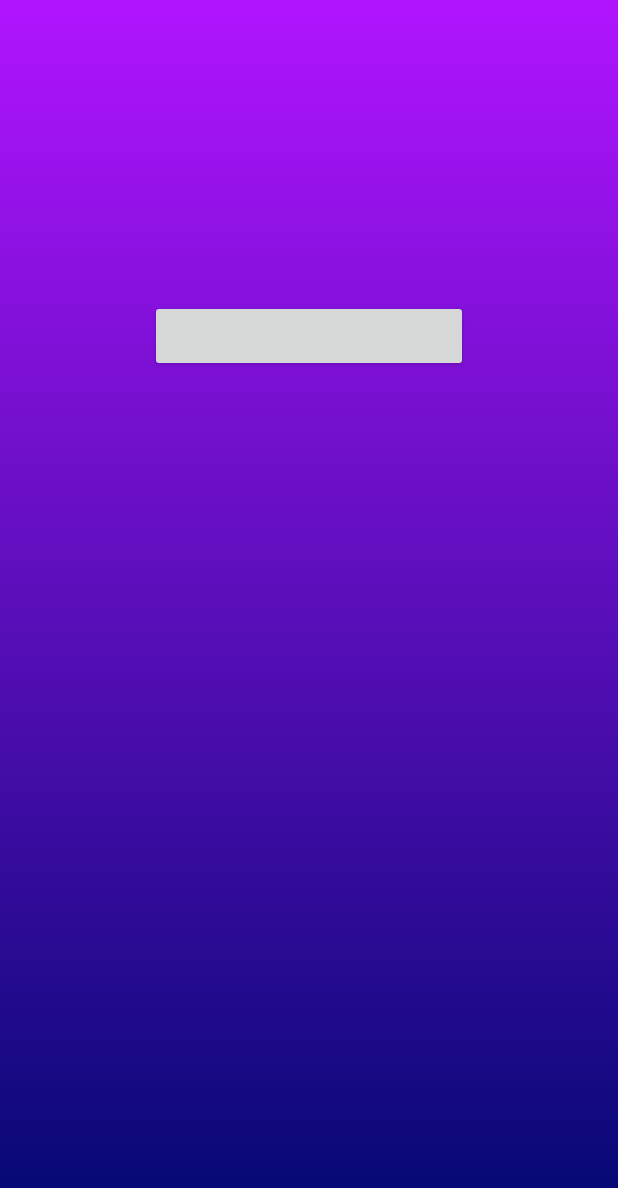
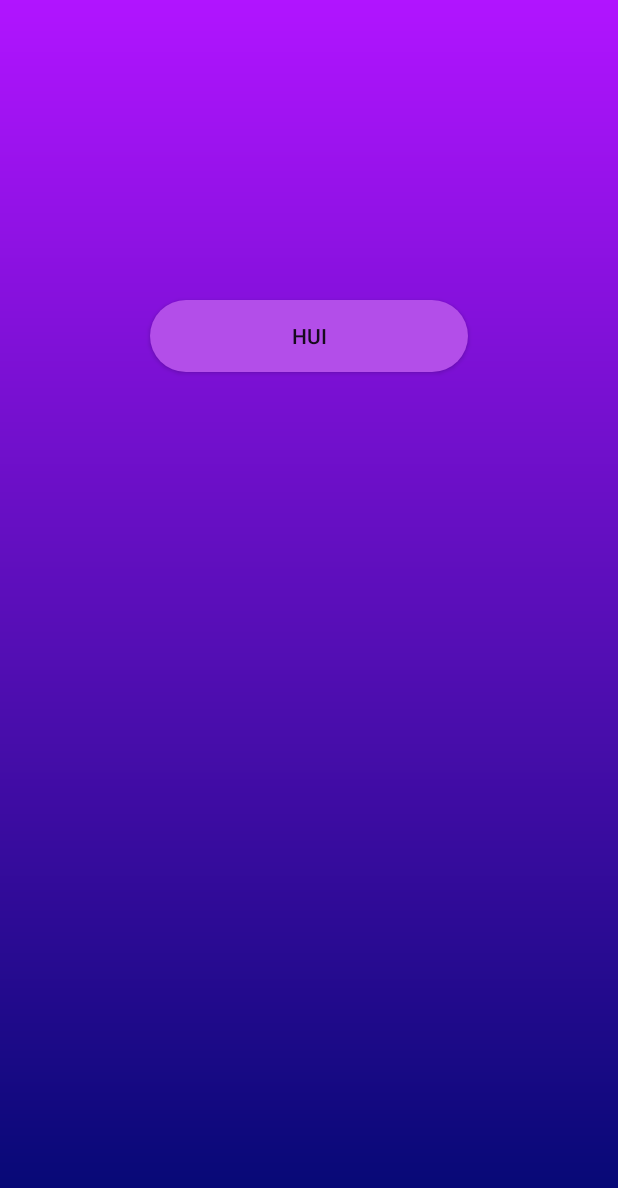
Before and after one commit to aliaxei/HandShakeVK, an Android app: the screen it shows after launch (MainActivity), on a phone screen of 412 x 824 dp. Shown: the top 1188 px of the screen. Run offline under Robolectric (Android 15) with nearby library versions, the phone set to English and light mode, and no system bars.

Commit message:
Interface was changed

```diff
--- a/app/src/main/java/com/example/myapplication/MainActivity.java
+++ b/app/src/main/java/com/example/myapplication/MainActivity.java
@@ -4,15 +4,20 @@ import android.content.Intent;
 import android.content.pm.ActivityInfo;
 import android.support.v7.app.AppCompatActivity;
 import android.os.Bundle;
+import android.view.MotionEvent;
 import android.view.View;
+import android.view.animation.Animation;
+import android.view.animation.AnimationUtils;
 import android.widget.Button;
 
 import com.example.myapplication.objects.StartButton;
 import com.example.myapplication.views.MainView;
 
-public class MainActivity extends AppCompatActivity implements View.OnClickListener {
+public class MainActivity extends AppCompatActivity implements View.OnTouchListener{
     MainView mainView;
     Button button1;
+    Animation animAlpha;
+
     @Override
     protected void onCreate(Bundle savedInstanceState) {
         super.onCreate(savedInstanceState);
@@ -21,19 +26,34 @@ public class MainActivity extends AppCompatActivity implements View.OnClickListe
         getWindow().getDecorView().setSystemUiVisibility(View.SYSTEM_UI_FLAG_FULLSCREEN);
        // mainView = findViewById(R.id.mainView);
         button1 = findViewById(R.id.startButton);
-        button1.setOnClickListener(this);
-
+        button1.setOnTouchListener(this);
+       animAlpha = AnimationUtils.loadAnimation(this, R.anim.animationscale);
     }
 
     @Override
-    public void onClick(View v) {
-       switch (v.getId()){
-           case R.id.startButton:
-               Intent intent = new Intent(this, SecondActivity.class);
-               startActivity(intent);
+    public boolean onTouch(View v, MotionEvent event) {
+        switch (event.getAction()) {
+            case MotionEvent.ACTION_DOWN:
+                v.startAnimation(animAlpha);
+                break;
+            case MotionEvent.ACTION_UP:
+                Intent intent = new Intent(this, SecondActivity.class);
+                startActivity(intent);
+                break;
+        }
+        return true;
+    }
 
-       }
-
-
-    }
+    //    @Override
+//    public void onClick(View v) {
+//
+//       switch (v.getId()){
+//           case R.id.startButton:
+//               v.startAnimation(animAlpha);
+//               Intent intent = new Intent(this, SecondActivity.class);
+//               startActivity(intent);
+//       }
+//
+//
+//           }
 }
--- /dev/null
+++ b/app/src/main/res/anim/animationscale.xml
@@ -0,0 +1,21 @@
+<?xml version="1.0" encoding="utf-8"?>
+<set xmlns:android="http://schemas.android.com/apk/res/android"
+    android:interpolator="@android:anim/linear_interpolator">
+    <alpha
+        android:fromAlpha="1.0"
+        android:toAlpha="0.1"
+        android:duration="500"
+        android:repeatCount="1"
+        android:repeatMode="reverse"
+        />
+    <scale
+    android:fromXScale="1.0"
+    android:toXScale="1.9"
+    android:fromYScale="1.0"
+    android:toYScale="1.9"
+    android:pivotX="50%"
+    android:pivotY="50%"
+    android:duration="500"
+    android:repeatCount="1"
+    android:repeatMode="reverse" />
+</set>
--- /dev/null
+++ b/app/src/main/res/drawable/buttonstyle.xml
@@ -0,0 +1,9 @@
+<?xml version="1.0" encoding="utf-8"?>
+<shape xmlns:android="http://schemas.android.com/apk/res/android" android:shape="rectangle" android:padding="10dp">
+    <solid android:color="#B34EE9"/>
+    <corners
+        android:bottomRightRadius="1000dp"
+        android:bottomLeftRadius="1000dp"
+        android:topLeftRadius="1000dp"
+        android:topRightRadius="1000dp"/>
+</shape>
--- a/app/src/main/res/layout/activity_main.xml
+++ b/app/src/main/res/layout/activity_main.xml
@@ -14,11 +14,11 @@
         android:layout_width="match_parent"
         android:layout_height="wrap_content"
         android:layout_gravity="center"
-        android:onClick="onClick"
         android:layout_marginTop="200dp"
         android:layout_marginLeft="100dp"
         android:layout_marginRight="100dp"
-
+        android:background="@drawable/buttonstyle"
+        android:text="HUI"
         app:layout_constraintStart_toStartOf="parent"
         app:layout_constraintTop_toTopOf="parent" />
 </android.support.constraint.ConstraintLayout>
--- a/app/src/main/res/values/colors.xml
+++ b/app/src/main/res/values/colors.xml
@@ -2,5 +2,5 @@
 <resources>
     <color name="colorPrimary">#008577</color>
     <color name="colorPrimaryDark">#00574B</color>
-    <color name="colorAccent">#D81B60</color>
+    <color name="colorAccent">#B114FF</color>
 </resources>
--- a/app/src/main/res/values/styles.xml
+++ b/app/src/main/res/values/styles.xml
@@ -3,8 +3,8 @@
     <!-- Base application theme. -->
     <style name="AppTheme" parent="Theme.AppCompat.Light.NoActionBar">
         <!-- Customize your theme here. -->
-        <item name="colorPrimary">@color/colorPrimary</item>
-        <item name="colorPrimaryDark">@color/colorPrimaryDark</item>
+        <item name="colorPrimary">@color/colorAccent</item>
+        <item name="colorPrimaryDark">@color/colorAccent</item>
         <item name="colorAccent">@color/colorAccent</item>
     </style>
 
```
Also changed, not shown: 344 other files.
